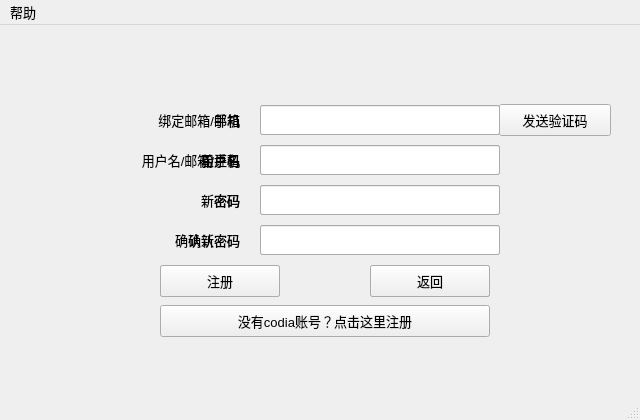
Old version of the form loginWindow.ui in the repository Camorgx/CodiaClient.
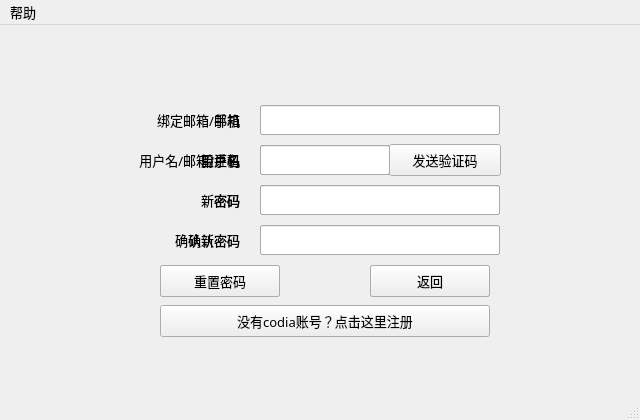
New version of the form. Icons and pictures are not drawn.

```diff
--- a/loginWindow.ui
+++ b/loginWindow.ui
@@ -24,7 +24,7 @@
   </property>
   <property name="font">
    <font>
-    <family>Microsoft YaHei UI</family>
+    <family>Microsoft YaHei</family>
     <pointsize>10</pointsize>
    </font>
   </property>
@@ -483,7 +483,7 @@
       <rect>
        <x>260</x>
        <y>120</y>
-       <width>240</width>
+       <width>130</width>
        <height>30</height>
       </rect>
      </property>
@@ -548,8 +548,8 @@
     <widget class="QPushButton" name="pushButton2GetCheck">
      <property name="geometry">
       <rect>
-       <x>499</x>
-       <y>79</y>
+       <x>389</x>
+       <y>119</y>
        <width>112</width>
        <height>32</height>
       </rect>
@@ -572,9 +572,6 @@
      </property>
     </widget>
    </widget>
-   <zorder>resetFrame</zorder>
-   <zorder>loginFrame</zorder>
-   <zorder>registerFrame</zorder>
   </widget>
   <widget class="QStatusBar" name="statusbar"/>
   <widget class="QMenuBar" name="menuBar">
@@ -583,7 +580,7 @@
      <x>0</x>
      <y>0</y>
      <width>640</width>
-     <height>24</height>
+     <height>29</height>
     </rect>
    </property>
    <widget class="QMenu" name="menu">
```
